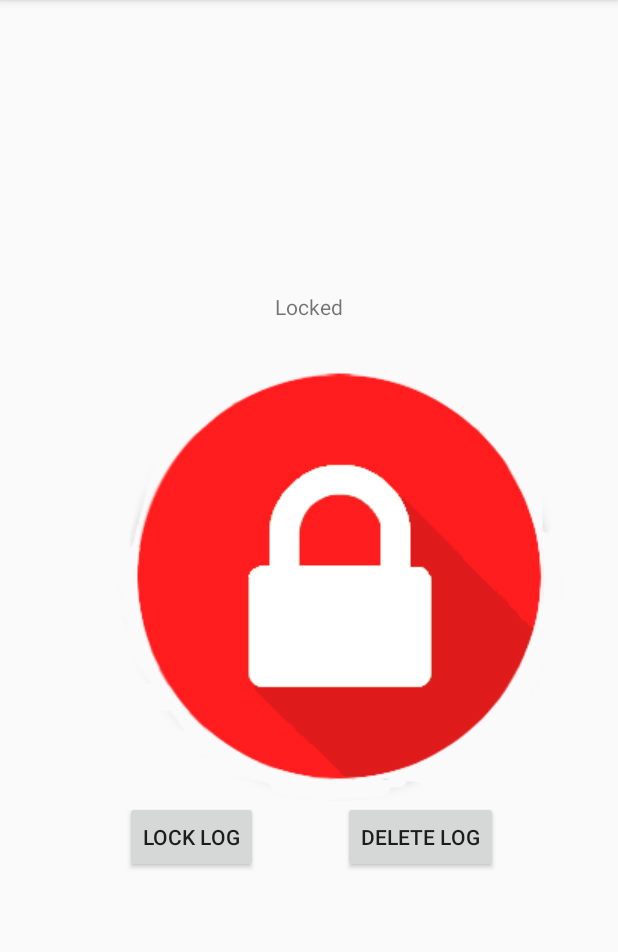
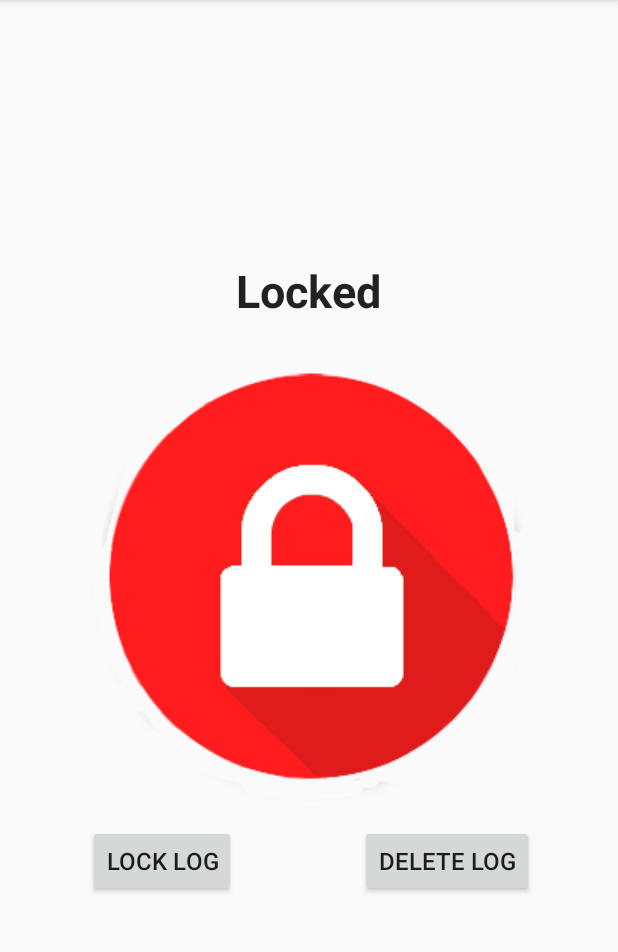
Before and after one commit to zachscheider/Embedded_project, an Android app: the screen it shows after launch (MainActivity), on a phone screen of 412 x 824 dp, the part 84-1036 px from its top. Run offline under Robolectric (Android 15) with nearby library versions, the light colour scheme and no system bars.

Commit message:
fixed looks of initial view of app

```diff
--- a/SmartLockDemo/app/src/main/res/layout/activity_main.xml
+++ b/SmartLockDemo/app/src/main/res/layout/activity_main.xml
@@ -18,38 +18,43 @@
         android:layout_height="wrap_content"
         app:srcCompat="@drawable/redlock"
         android:id="@+id/imageView2"
-        android:layout_marginEnd="21dp"
+        android:clickable="true"
         android:layout_centerVertical="true"
-        android:layout_alignParentEnd="true"
-        android:clickable="true"/>
+        android:layout_centerHorizontal="true" />
 
     <TextView
-        android:text="Locked"
+        android:id="@+id/status"
         android:layout_width="wrap_content"
         android:layout_height="wrap_content"
-        android:id="@+id/status"
         android:layout_above="@+id/imageView2"
         android:layout_centerHorizontal="true"
-        android:layout_marginBottom="20dp"/>
+        android:layout_marginBottom="20dp"
+        android:text="Locked"
+        android:textAppearance="@style/TextAppearance.AppCompat.Body1"
+        android:textSize="30sp"
+        android:textStyle="bold" />
 
     <Button
-        android:text="LOCK LOG"
+        android:id="@+id/button"
         android:layout_width="wrap_content"
         android:layout_height="wrap_content"
-        android:id="@+id/button"
+        android:layout_marginTop="16dp"
         android:onClick="openLog"
+        android:text="LOCK LOG"
+        android:textSize="16sp"
         android:layout_below="@+id/imageView2"
-        android:layout_toStartOf="@+id/status"
-        android:layout_marginEnd="11dp"/>
+        android:layout_toStartOf="@+id/status" />
 
     <Button
-        android:text="Delete Log"
+        android:id="@+id/delete"
         android:layout_width="wrap_content"
         android:layout_height="wrap_content"
-        android:id="@+id/delete"
         android:onClick="deleteLockLog"
-        android:layout_below="@+id/imageView2"
-        android:layout_toEndOf="@+id/status"/>
+        android:text="Delete Log"
+        android:textSize="16sp"
+        android:layout_alignBaseline="@+id/button"
+        android:layout_alignBottom="@+id/button"
+        android:layout_alignEnd="@+id/imageView2" />
 
 
 </RelativeLayout>
```
